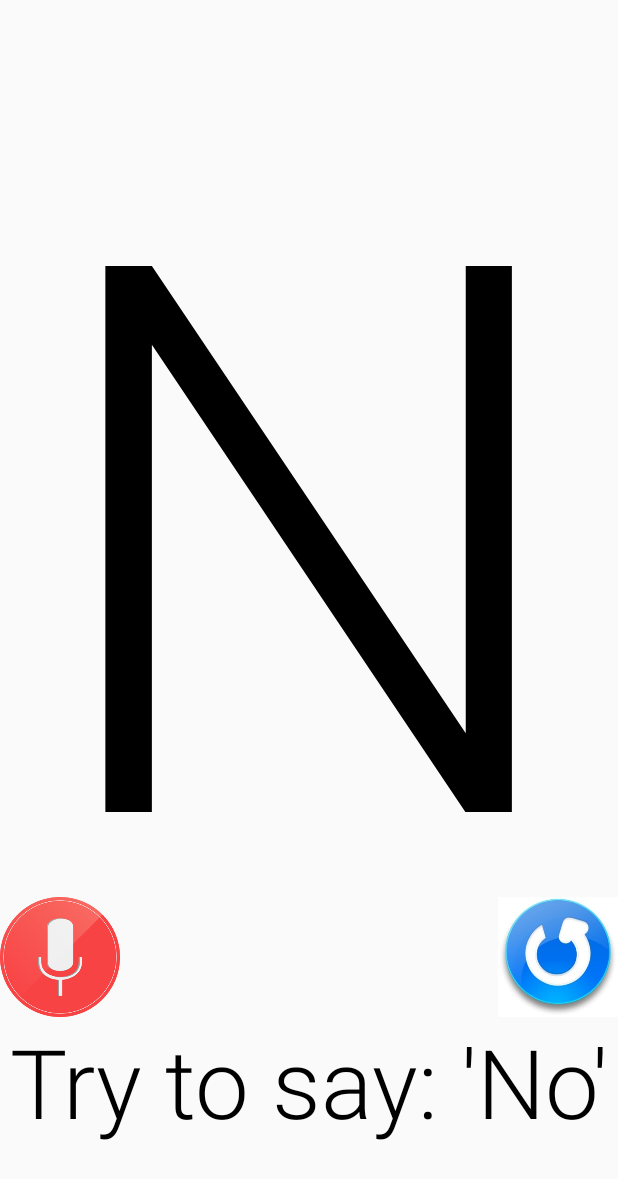
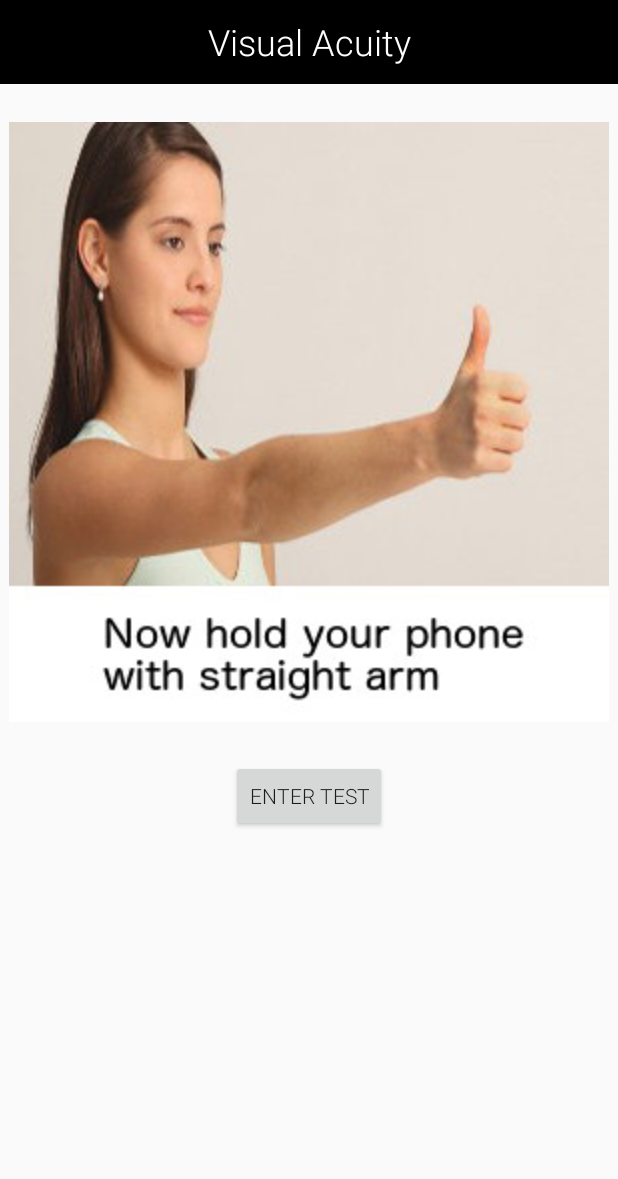
Before and after one commit to MandyChen0114/iSight, an Android app: the Activity_Test_VisualAcuity screen opened directly, with no data from a screen before it, on a phone screen of 412 x 824 dp. Shown: the top 1179 px of the screen. Run offline under Robolectric (Android 15) with nearby library versions, the phone set to English and light mode, and no system bars.

Commit message:
Add intro page for visual acuity.

```diff
--- a/iSight/app/src/main/java/edu/cmu/supermandy/isight/ui/Activity_Test_VisualAcuity.java
+++ b/iSight/app/src/main/java/edu/cmu/supermandy/isight/ui/Activity_Test_VisualAcuity.java
@@ -6,6 +6,7 @@ import android.content.Intent;
 import android.os.Bundle;
 import android.speech.RecognizerIntent;
 import android.view.View;
+import android.widget.Button;
 import android.widget.ImageButton;
 import android.widget.TextView;
 import android.widget.Toast;
@@ -36,6 +37,11 @@ public class Activity_Test_VisualAcuity extends Activity {
     @Override
     protected void onCreate(Bundle savedInstanceState) {
         super.onCreate(savedInstanceState);
+        setContentView(R.layout.activity_test_visualacuity_intro);
+        Button enterButton = (Button) findViewById(R.id.enterButton);
+        enterButton.setOnClickListener(new View.OnClickListener() {
+            @Override
+            public void onClick(View v) {
                 setContentView(R.layout.activity_test_visualacuity);
 
                 candidateText = (TextView) findViewById(R.id.candidate);
@@ -43,7 +49,6 @@ public class Activity_Test_VisualAcuity extends Activity {
                 hintText = (TextView) findViewById(R.id.hint);
 
                 btnMicrophone.setOnClickListener(new View.OnClickListener() {
-
                     @Override
                     public void onClick(View v) {
                         startSpeechToText();
@@ -55,6 +60,8 @@ public class Activity_Test_VisualAcuity extends Activity {
                     @Override
                     public void onClick(View v) {
                         retry();
+                    }
+                });
             }
         });
     }
--- a/iSight/app/src/main/res/layout-land/activity_test_visualacuity.xml
+++ b/iSight/app/src/main/res/layout-land/activity_test_visualacuity.xml
@@ -4,58 +4,80 @@
     android:layout_width="match_parent" android:layout_height="match_parent"
     tools:context=".Activity_Test_VisualAcuity">
 
+
     <LinearLayout
         android:layout_width="match_parent"
-        android:layout_height="wrap_content"
+        android:layout_height="match_parent"
         android:orientation="vertical">
-
-        <ImageView
-            android:layout_marginTop="10dp"
-            android:layout_width="200dp"
-            android:layout_height="wrap_content"
-            android:layout_gravity="center_horizontal"
-            android:adjustViewBounds="true"
-            android:id="@+id/testimage"
-            android:src="@drawable/microphone"
-            />
-        <TextView
+        <android.support.v7.widget.Toolbar
+            android:id="@+id/toolbar_top"
             android:layout_width="match_parent"
             android:layout_height="wrap_content"
-            android:layout_marginTop="25dp"
-            android:id="@+id/testInstruction"
-            android:gravity="center_horizontal"
-            style="@style/TestIntroTextViewStyle"
-            android:textColor="@color/colorPrimary"
-            android:textSize="17sp"
-            android:text="Please read the number in the above plate."
-            />
+            android:background="@color/colorPrimary"
+            android:minHeight="?attr/actionBarSize">
 
-        <LinearLayout
+            <TextView
+                android:id="@+id/toolbar_title"
+                style="@style/ToolBarTextStyle"
+                android:layout_width="wrap_content"
+                android:layout_height="wrap_content"
+                android:layout_gravity="center"
+                android:text="@string/test_visual_acuity" />
+        </android.support.v7.widget.Toolbar>
+        <RelativeLayout
             android:layout_width="match_parent"
-            android:layout_height="wrap_content"
-            android:orientation="horizontal"
-            android:gravity="center_horizontal">
+            android:layout_height="match_parent"
+            android:layout_alignParentBottom="true"
+            android:layout_centerHorizontal="true"
+            android:layout_marginBottom="60dp"
+            android:gravity="center"
+            android:orientation="vertical" >
+            <TextView
+                android:id="@+id/candidate"
+                android:layout_width="wrap_content"
+                android:layout_height="wrap_content"
+                android:textColor="@color/colorPrimary"
+                android:textSize="512sp"
+                android:textStyle="normal"
+                android:layout_marginLeft="25dp"
+                android:text="N"
+                android:layout_alignParentTop="true"
+                android:layout_alignParentStart="true" />
 
+            <ImageButton
+                android:id="@+id/btn_refresh"
+                android:layout_width="80dp"
+                android:layout_height="80dp"
+                android:background="@null"
+                android:scaleType="centerCrop"
+                android:src="@drawable/refresh"
+                android:contentDescription="speak button"
+                android:layout_alignParentBottom="true"
+                android:layout_alignParentEnd="true" />
 
-            <Button
-                android:id="@+id/unablebtn"
+            <ImageButton
+                android:id="@+id/btn_mic"
+                android:layout_width="80dp"
+                android:layout_height="80dp"
+                android:background="@null"
+                android:scaleType="centerCrop"
+                android:src="@drawable/microphone"
+                android:contentDescription="speak button"
+                android:layout_alignParentBottom="true"
+                android:layout_alignStart="@+id/hint" />
 
-                style="@style/longButtonStyle"
-                android:text="@string/action_unable"
-                android:layout_marginLeft="25dp"
-                android:layout_marginTop="35dp"
-                android:layout_marginRight="25dp"
-                android:layout_marginBottom="0dp" />
+            <TextView
+                android:layout_width="300sp"
+                android:layout_height="wrap_content"
+                android:text="Try to say: 'No'"
+                android:textColor="@color/colorPrimary"
+                android:textSize="64sp"
+                android:textStyle="normal"
+                android:textAlignment="center"
+                android:id="@+id/hint"
+                android:layout_alignParentTop="true"
+                android:layout_alignEnd="@+id/btn_refresh" />
+        </RelativeLayout>
+    </LinearLayout>
 
-            <Button
-                android:id="@+id/nextbtn"
-                style="@style/longButtonStyle"
-                android:layout_marginLeft="25dp"
-                android:layout_marginTop="35dp"
-                android:layout_marginRight="25dp"
-                android:layout_marginBottom="0dp"
-                android:text="@string/action_next"
-                />
-        </LinearLayout>
-    </LinearLayout>
 </FrameLayout>
--- /dev/null
+++ b/iSight/app/src/main/res/layout-land/activity_test_visualacuity_intro.xml
@@ -0,0 +1,42 @@
+<?xml version="1.0" encoding="utf-8"?>
+
+<LinearLayout
+    android:layout_width="match_parent"
+    android:layout_height="match_parent"
+    android:orientation="vertical"
+    xmlns:android="http://schemas.android.com/apk/res/android">
+    <android.support.v7.widget.Toolbar
+        android:id="@+id/toolbar_top"
+        android:layout_width="match_parent"
+        android:layout_height="wrap_content"
+        android:background="@color/colorPrimary"
+        android:minHeight="?attr/actionBarSize">
+
+        <TextView
+            android:id="@+id/toolbar_title"
+            style="@style/ToolBarTextStyle"
+            android:layout_width="wrap_content"
+            android:layout_height="wrap_content"
+            android:layout_gravity="center"
+            android:text="@string/test_visual_acuity" />
+    </android.support.v7.widget.Toolbar>
+    <RelativeLayout xmlns:android="http://schemas.android.com/apk/res/android"
+        android:layout_width="match_parent" android:layout_height="match_parent">
+
+        <ImageView
+            android:layout_width="400sp"
+            android:layout_height="400sp"
+            android:id="@+id/imageView"
+            android:src="@drawable/visual_acuity_intro"
+            android:layout_centerVertical="true"
+            android:layout_centerHorizontal="true" />
+
+        <Button
+            android:layout_width="wrap_content"
+            android:layout_height="wrap_content"
+            android:text="Enter Test"
+            android:id="@+id/enterButton"
+            android:layout_alignBottom="@+id/imageView"
+            android:layout_toEndOf="@+id/imageView" />
+    </RelativeLayout>
+</LinearLayout>
--- /dev/null
+++ b/iSight/app/src/main/res/layout/activity_test_visualacuity_intro.xml
@@ -0,0 +1,44 @@
+<?xml version="1.0" encoding="utf-8"?>
+
+<LinearLayout
+    android:layout_width="match_parent"
+    android:layout_height="match_parent"
+    android:orientation="vertical"
+    xmlns:android="http://schemas.android.com/apk/res/android">
+    <android.support.v7.widget.Toolbar
+        android:id="@+id/toolbar_top"
+        android:layout_width="match_parent"
+        android:layout_height="wrap_content"
+        android:background="@color/colorPrimary"
+        android:minHeight="?attr/actionBarSize">
+
+        <TextView
+            android:id="@+id/toolbar_title"
+            style="@style/ToolBarTextStyle"
+            android:layout_width="wrap_content"
+            android:layout_height="wrap_content"
+            android:layout_gravity="center"
+            android:text="@string/test_visual_acuity" />
+    </android.support.v7.widget.Toolbar>
+    <RelativeLayout xmlns:android="http://schemas.android.com/apk/res/android"
+        android:layout_width="match_parent" android:layout_height="match_parent">
+
+        <ImageView
+            android:layout_width="400sp"
+            android:layout_height="400sp"
+            android:id="@+id/imageView"
+            android:layout_alignParentTop="true"
+            android:layout_centerHorizontal="true"
+            android:src="@drawable/visual_acuity_intro"
+            android:layout_marginTop="25sp"/>
+
+        <Button
+            android:layout_width="wrap_content"
+            android:layout_height="wrap_content"
+            android:layout_marginTop="25sp"
+            android:text="Enter Test"
+            android:id="@+id/enterButton"
+            android:layout_below="@+id/imageView"
+            android:layout_centerHorizontal="true" />
+    </RelativeLayout>
+</LinearLayout>
--- a/iSight/app/src/main/res/values/strings.xml
+++ b/iSight/app/src/main/res/values/strings.xml
@@ -85,5 +85,6 @@
     <string name="account_phoneNum2">6505758852</string>
 
     <string name="test_motionacuity">Motion Acuity</string>
+    <string name="test_visual_acuity">Visual Acuity</string>
 
 </resources>
```
Also changed, not shown: iSight/app/src/main/res/layout/activity_test_visualacuity.xml (+20 -0 lines), iSight/app/src/main/res/drawable-nodpi/visual_acuity_intro.jpg (added). Lines whose indentation alone changed are shown as unchanged.
